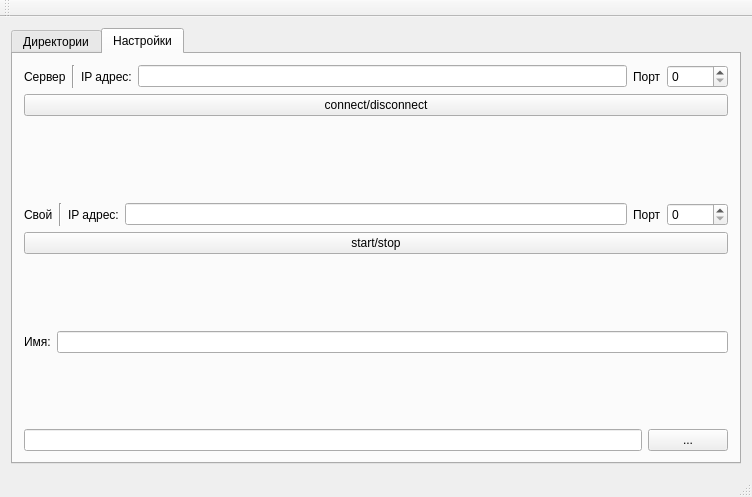
Qt form src/Client/mainwindow.ui (Alex-Sidorov/TeamData) before a commit.
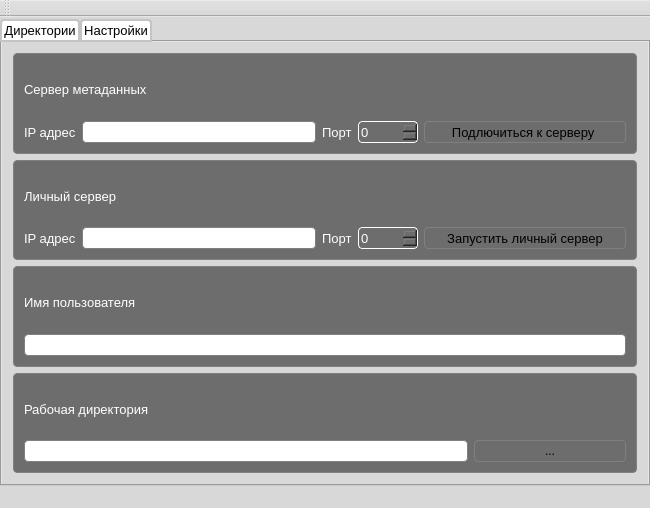
The same form after that commit. The open tabs and pages were chosen to show the change. Icons and pictures are not drawn.

The edit to the form file:
```diff
--- a/src/Client/mainwindow.ui
+++ b/src/Client/mainwindow.ui
@@ -6,25 +6,110 @@
    <rect>
     <x>0</x>
     <y>0</y>
-    <width>752</width>
-    <height>497</height>
+    <width>650</width>
+    <height>508</height>
    </rect>
   </property>
+  <property name="font">
+   <font>
+    <pointsize>10</pointsize>
+   </font>
+  </property>
   <property name="windowTitle">
    <string>TeamData</string>
   </property>
+  <property name="windowIcon">
+   <iconset>
+    <normaloff>../../icon/icon.PNG</normaloff>../../icon/icon.PNG</iconset>
+  </property>
+  <property name="styleSheet">
+   <string notr="true">QWidget {
+    background-color: rgb(216, 216, 216);
+}
+</string>
+  </property>
+  <property name="toolButtonStyle">
+   <enum>Qt::ToolButtonFollowStyle</enum>
+  </property>
+  <property name="documentMode">
+   <bool>false</bool>
+  </property>
   <widget class="QWidget" name="centralWidget">
-   <layout class="QVBoxLayout" name="verticalLayout">
+   <layout class="QVBoxLayout" name="verticalLayout_11">
+    <property name="spacing">
+     <number>0</number>
+    </property>
+    <property name="leftMargin">
+     <number>0</number>
+    </property>
+    <property name="topMargin">
+     <number>2</number>
+    </property>
+    <property name="rightMargin">
+     <number>0</number>
+    </property>
+    <property name="bottomMargin">
+     <number>0</number>
+    </property>
     <item>
      <widget class="QTabWidget" name="tabWidget">
+      <property name="font">
+       <font>
+        <pointsize>10</pointsize>
+       </font>
+      </property>
+      <property name="styleSheet">
+       <string notr="true">QTabBar::tab {
+	
+    background-color:rgb(255, 255, 255);
+    border: 2px solid #C4C4C3;
+    border-top-left-radius: 4px;
+    border-top-right-radius: 4px;
+    min-width:40ex;
+    padding: 2px;
+}
+
+QTabBar::tab:selected, QTabBar::tab:hover {
+    background: qlineargradient(x1: 0, y1: 0, x2: 0, y2: 1,
+                                stop: 0 #fafafa, stop: 0.4 #f4f4f4,
+                                stop: 0.5 #e7e7e7, stop: 1.0 #fafafa);
+}</string>
+      </property>
       <property name="currentIndex">
        <number>0</number>
       </property>
+      <property name="documentMode">
+       <bool>false</bool>
+      </property>
+      <property name="tabsClosable">
+       <bool>false</bool>
+      </property>
+      <property name="movable">
+       <bool>true</bool>
+      </property>
+      <property name="tabBarAutoHide">
+       <bool>false</bool>
+      </property>
       <widget class="QWidget" name="main_tab">
        <attribute name="title">
         <string>Директории</string>
        </attribute>
-       <layout class="QVBoxLayout" name="verticalLayout_3">
+       <layout class="QVBoxLayout" name="verticalLayout">
+        <property name="spacing">
+         <number>5</number>
+        </property>
+        <property name="leftMargin">
+         <number>3</number>
+        </property>
+        <property name="topMargin">
+         <number>3</number>
+        </property>
+        <property name="rightMargin">
+         <number>3</number>
+        </property>
+        <property name="bottomMargin">
+         <number>3</number>
+        </property>
         <item>
          <layout class="QHBoxLayout" name="horizontalLayout_7">
           <item>
@@ -123,32 +208,86 @@
        <attribute name="title">
         <string>Настройки</string>
        </attribute>
+       <layout class="QVBoxLayout" name="verticalLayout_10">
+        <item>
+         <widget class="QWidget" name="widget" native="true">
+          <property name="styleSheet">
+           <string notr="true">QWidget
+{
+	border: 1px solid grey;
+	border-radius: 4px;
+	background-color:rgb(109, 109, 109);
+}
+</string>
+          </property>
        <layout class="QVBoxLayout" name="verticalLayout_2">
         <item>
-         <layout class="QHBoxLayout" name="horizontalLayout_2">
+            <layout class="QHBoxLayout" name="horizontalLayout_8">
           <item>
            <widget class="QLabel" name="label_6">
+               <property name="font">
+                <font>
+                 <pointsize>10</pointsize>
+                </font>
+               </property>
+               <property name="styleSheet">
+                <string notr="true">border: 1px ;
+color : white;</string>
+               </property>
             <property name="text">
-             <string>Сервер</string>
+                <string>Сервер метаданных</string>
             </property>
            </widget>
           </item>
           <item>
-           <widget class="Line" name="line_2">
+              <spacer name="horizontalSpacer">
             <property name="orientation">
-             <enum>Qt::Vertical</enum>
-            </property>
-           </widget>
-          </item>
+                <enum>Qt::Horizontal</enum>
+               </property>
+               <property name="sizeHint" stdset="0">
+                <size>
+                 <width>40</width>
+                 <height>20</height>
+                </size>
+               </property>
+              </spacer>
+             </item>
+            </layout>
+           </item>
+           <item>
+            <layout class="QHBoxLayout" name="horizontalLayout_2">
           <item>
            <widget class="QLabel" name="label_3">
+               <property name="font">
+                <font>
+                 <pointsize>10</pointsize>
+                </font>
+               </property>
+               <property name="styleSheet">
+                <string notr="true">border: 1px ;
+color : white;</string>
+               </property>
             <property name="text">
-             <string>IP адрес:</string>
+                <string>IP адрес</string>
             </property>
            </widget>
           </item>
           <item>
            <widget class="QLineEdit" name="serv_addr">
+               <property name="font">
+                <font>
+                 <pointsize>10</pointsize>
+                </font>
+               </property>
+               <property name="styleSheet">
+                <string notr="true">QWidget
+{
+	height:20;
+	border: 1px solid grey;
+	border-radius: 4px;
+	background : white;
+}</string>
+               </property>
             <property name="text">
              <string/>
             </property>
@@ -156,6 +295,15 @@
           </item>
           <item>
            <widget class="QLabel" name="label_4">
+               <property name="font">
+                <font>
+                 <pointsize>10</pointsize>
+                </font>
+               </property>
+               <property name="styleSheet">
+                <string notr="true">border: 1px ;
+color : white;</string>
+               </property>
             <property name="text">
              <string>Порт</string>
             </property>
@@ -163,6 +311,16 @@
           </item>
           <item>
            <widget class="QSpinBox" name="serv_port">
+               <property name="font">
+                <font>
+                 <pointsize>10</pointsize>
+                </font>
+               </property>
+               <property name="styleSheet">
+                <string notr="true">border-color:white;
+color : white;
+height:20px;</string>
+               </property>
             <property name="maximum">
              <number>65535</number>
             </property>
@@ -170,54 +328,122 @@
              <number>0</number>
             </property>
            </widget>
-          </item>
-         </layout>
         </item>
         <item>
          <widget class="QPushButton" name="pushButton">
+               <property name="font">
+                <font>
+                 <pointsize>10</pointsize>
+                </font>
+               </property>
+               <property name="styleSheet">
+                <string notr="true">QPushButton
+{ 
+	height:20;
+	width:200;
+	border: 1px solid grey;
+	border-radius: 4px;
+    background-color: qlineargradient(x1: 0, y1: 0, x2: 0, y2: 1,
+                                      stop: 0 #dadbde, stop: 1 #f6f7fa);
+}
+
+QPushButton::pressed {
+    background-color:qlineargradient(x1: 0, y1: 0, x2: 0, y2: 1,
+                                      stop: 0 rgb(251, 252, 255), stop: 1 #f6f7fa);
+}
+</string>
+               </property>
           <property name="text">
-           <string>connect/disconnect</string>
+                <string>Подлючиться к серверу </string>
           </property>
          </widget>
         </item>
+            </layout>
+           </item>
+          </layout>
+         </widget>
+        </item>
         <item>
-         <spacer name="verticalSpacer_2">
-          <property name="orientation">
-           <enum>Qt::Vertical</enum>
+         <widget class="QWidget" name="widget_3" native="true">
+          <property name="styleSheet">
+           <string notr="true">QWidget
+{
+	border: 1px solid grey;
+	border-radius: 4px;
+	background-color:rgb(109, 109, 109);
+}
+</string>
           </property>
-          <property name="sizeHint" stdset="0">
-           <size>
-            <width>20</width>
-            <height>81</height>
-           </size>
-          </property>
-         </spacer>
-        </item>
+          <layout class="QVBoxLayout" name="verticalLayout_7">
+           <item>
+            <layout class="QVBoxLayout" name="verticalLayout_4">
         <item>
          <layout class="QHBoxLayout" name="horizontalLayout_5">
           <item>
            <widget class="QLabel" name="label_7">
+                 <property name="font">
+                  <font>
+                   <pointsize>10</pointsize>
+                  </font>
+                 </property>
+                 <property name="styleSheet">
+                  <string notr="true">border: 1px ;
+color : white;</string>
+                 </property>
             <property name="text">
-             <string>Свой</string>
+                  <string>Личный сервер</string>
             </property>
            </widget>
           </item>
           <item>
-           <widget class="Line" name="line">
+                <spacer name="horizontalSpacer_2">
             <property name="orientation">
-             <enum>Qt::Vertical</enum>
-            </property>
-           </widget>
-          </item>
+                  <enum>Qt::Horizontal</enum>
+                 </property>
+                 <property name="sizeHint" stdset="0">
+                  <size>
+                   <width>40</width>
+                   <height>20</height>
+                  </size>
+                 </property>
+                </spacer>
+               </item>
+              </layout>
+             </item>
+             <item>
+              <layout class="QHBoxLayout" name="horizontalLayout_10">
           <item>
            <widget class="QLabel" name="label_5">
+                 <property name="font">
+                  <font>
+                   <pointsize>10</pointsize>
+                  </font>
+                 </property>
+                 <property name="styleSheet">
+                  <string notr="true">border: 1px ;
+color : white;</string>
+                 </property>
             <property name="text">
-             <string>IP адрес:</string>
+                  <string>IP адрес</string>
             </property>
            </widget>
           </item>
           <item>
            <widget class="QLineEdit" name="self_addr">
+                 <property name="font">
+                  <font>
+                   <pointsize>10</pointsize>
+                  </font>
+                 </property>
+                 <property name="styleSheet">
+                  <string notr="true">QWidget
+{
+	height:20;
+	border: 1px solid grey;
+	border-radius: 4px;
+	background : white;
+}</string>
+                 </property>
             <property name="text">
              <string/>
             </property>
@@ -225,6 +451,15 @@
           </item>
           <item>
            <widget class="QLabel" name="label_8">
+                 <property name="font">
+                  <font>
+                   <pointsize>10</pointsize>
+                  </font>
+                 </property>
+                 <property name="styleSheet">
+                  <string notr="true">border: 1px ;
+color : white;</string>
+                 </property>
             <property name="text">
              <string>Порт</string>
             </property>
@@ -232,6 +467,16 @@
           </item>
           <item>
            <widget class="QSpinBox" name="self_port">
+                 <property name="font">
+                  <font>
+                   <pointsize>10</pointsize>
+                  </font>
+                 </property>
+                 <property name="styleSheet">
+                  <string notr="true">border-color:white;
+color : white;
+height:20px;</string>
+                 </property>
             <property name="maximum">
              <number>65535</number>
             </property>
@@ -239,40 +484,106 @@
              <number>0</number>
             </property>
            </widget>
-          </item>
-         </layout>
         </item>
         <item>
          <widget class="QPushButton" name="work_serv">
+                 <property name="font">
+                  <font>
+                   <pointsize>10</pointsize>
+                  </font>
+                 </property>
+                 <property name="styleSheet">
+                  <string notr="true">QPushButton
+{ 
+	height:20;
+	width:200;
+	border: 1px solid grey;
+	border-radius: 4px;
+    background-color: qlineargradient(x1: 0, y1: 0, x2: 0, y2: 1,
+                                      stop: 0 #dadbde, stop: 1 #f6f7fa);
+}
+
+QPushButton::pressed {
+    background-color:qlineargradient(x1: 0, y1: 0, x2: 0, y2: 1,
+                                      stop: 0 rgb(251, 252, 255), stop: 1 #f6f7fa);
+}
+</string>
+                 </property>
           <property name="text">
-           <string>start/stop</string>
+                  <string>Запустить личный сервер</string>
           </property>
          </widget>
         </item>
+              </layout>
+             </item>
+            </layout>
+           </item>
+          </layout>
+         </widget>
+        </item>
         <item>
-         <spacer name="verticalSpacer_3">
-          <property name="orientation">
-           <enum>Qt::Vertical</enum>
+         <widget class="QWidget" name="widget_2" native="true">
+          <property name="styleSheet">
+           <string notr="true">QWidget
+{
+	border: 1px solid grey;
+	border-radius: 4px;
+	background-color:rgb(109, 109, 109);
+}
+</string>
           </property>
-          <property name="sizeHint" stdset="0">
-           <size>
-            <width>20</width>
-            <height>40</height>
-           </size>
-          </property>
-         </spacer>
-        </item>
+          <layout class="QVBoxLayout" name="verticalLayout_8">
+           <item>
+            <layout class="QVBoxLayout" name="verticalLayout_5">
         <item>
          <layout class="QHBoxLayout" name="horizontalLayout">
           <item>
            <widget class="QLabel" name="label">
+                 <property name="font">
+                  <font>
+                   <pointsize>10</pointsize>
+                  </font>
+                 </property>
+                 <property name="styleSheet">
+                  <string notr="true">border: 1px ;
+color : white;</string>
+                 </property>
             <property name="text">
-             <string>Имя:</string>
-            </property>
-           </widget>
+                  <string>Имя пользователя</string>
+                 </property>
+                </widget>
+               </item>
+               <item>
+                <spacer name="horizontalSpacer_3">
+                 <property name="orientation">
+                  <enum>Qt::Horizontal</enum>
+                 </property>
+                 <property name="sizeHint" stdset="0">
+                  <size>
+                   <width>40</width>
+                   <height>20</height>
+                  </size>
+                 </property>
+                </spacer>
+               </item>
+              </layout>
           </item>
           <item>
            <widget class="QLineEdit" name="name_line">
+               <property name="font">
+                <font>
+                 <pointsize>10</pointsize>
+                </font>
+               </property>
+               <property name="styleSheet">
+                <string notr="true">QWidget
+{
+	height:20;
+	border: 1px solid grey;
+	border-radius: 4px;
+	background : white;
+}</string>
+               </property>
             <property name="text">
              <string/>
             </property>
@@ -280,23 +591,74 @@
           </item>
          </layout>
         </item>
-        <item>
-         <spacer name="verticalSpacer">
-          <property name="orientation">
-           <enum>Qt::Vertical</enum>
-          </property>
-          <property name="sizeHint" stdset="0">
-           <size>
-            <width>20</width>
-            <height>40</height>
-           </size>
-          </property>
-         </spacer>
+          </layout>
+         </widget>
         </item>
+        <item>
+         <widget class="QWidget" name="widget_4" native="true">
+          <property name="styleSheet">
+           <string notr="true">QWidget
+{
+	border: 1px solid grey;
+	border-radius: 4px;
+	background-color:rgb(109, 109, 109);
+}
+</string>
+          </property>
+          <layout class="QVBoxLayout" name="verticalLayout_9">
+           <item>
+            <layout class="QVBoxLayout" name="verticalLayout_6">
         <item>
          <layout class="QHBoxLayout" name="horizontalLayout_4">
           <item>
+                <widget class="QLabel" name="label_9">
+                 <property name="font">
+                  <font>
+                   <pointsize>10</pointsize>
+                  </font>
+                 </property>
+                 <property name="styleSheet">
+                  <string notr="true">border: 1px ;
+color : white;</string>
+                 </property>
+                 <property name="text">
+                  <string>Рабочая директория</string>
+                 </property>
+                </widget>
+               </item>
+               <item>
+                <spacer name="horizontalSpacer_4">
+                 <property name="orientation">
+                  <enum>Qt::Horizontal</enum>
+                 </property>
+                 <property name="sizeHint" stdset="0">
+                  <size>
+                   <width>40</width>
+                   <height>20</height>
+                  </size>
+                 </property>
+                </spacer>
+               </item>
+              </layout>
+             </item>
+             <item>
+              <layout class="QHBoxLayout" name="horizontalLayout_11">
+               <item>
            <widget class="QLineEdit" name="path_line">
+                 <property name="font">
+                  <font>
+                   <pointsize>10</pointsize>
+                  </font>
+                 </property>
+                 <property name="styleSheet">
+                  <string notr="true">QWidget
+{
+	height:20;
+	border: 1px solid grey;
+	border-radius: 4px;
+	background : white;
+}</string>
+                 </property>
             <property name="text">
              <string/>
             </property>
@@ -304,6 +666,23 @@
           </item>
           <item>
            <widget class="QPushButton" name="select_path_button">
+                 <property name="styleSheet">
+                  <string notr="true">QPushButton
+{ 
+	height:20;
+	width:150;
+	border: 1px solid grey;
+	border-radius: 4px;
+    background-color: qlineargradient(x1: 0, y1: 0, x2: 0, y2: 1,
+                                      stop: 0 #dadbde, stop: 1 #f6f7fa);
+}
+
+QPushButton::pressed {
+    background-color:qlineargradient(x1: 0, y1: 0, x2: 0, y2: 1,
+                                      stop: 0 rgb(251, 252, 255), stop: 1 #f6f7fa);
+}
+</string>
+                 </property>
             <property name="text">
              <string>...</string>
             </property>
@@ -312,43 +691,15 @@
          </layout>
         </item>
        </layout>
-      </widget>
-     </widget>
-    </item>
-   </layout>
-   <widget class="QWidget" name="">
-    <property name="geometry">
-     <rect>
-      <x>0</x>
-      <y>0</y>
-      <width>2</width>
-      <height>2</height>
-     </rect>
-    </property>
-    <layout class="QHBoxLayout" name="horizontalLayout_3"/>
-   </widget>
-   <widget class="QWidget" name="">
-    <property name="geometry">
-     <rect>
-      <x>0</x>
-      <y>0</y>
-      <width>2</width>
-      <height>2</height>
-     </rect>
-    </property>
-    <layout class="QHBoxLayout" name="horizontalLayout_6"/>
-   </widget>
-   <widget class="QWidget" name="">
-    <property name="geometry">
-     <rect>
-      <x>0</x>
-      <y>0</y>
-      <width>2</width>
-      <height>2</height>
-     </rect>
-    </property>
-    <layout class="QHBoxLayout" name="horizontalLayout_8"/>
-   </widget>
+           </item>
+          </layout>
+         </widget>
+        </item>
+       </layout>
+      </widget>
+     </widget>
+    </item>
+   </layout>
   </widget>
   <widget class="QToolBar" name="mainToolBar">
    <attribute name="toolBarArea">
```
Left out of the diff: 227 changed lines with no effect on the pictures. Lines whose indentation alone changed are shown as unchanged.
